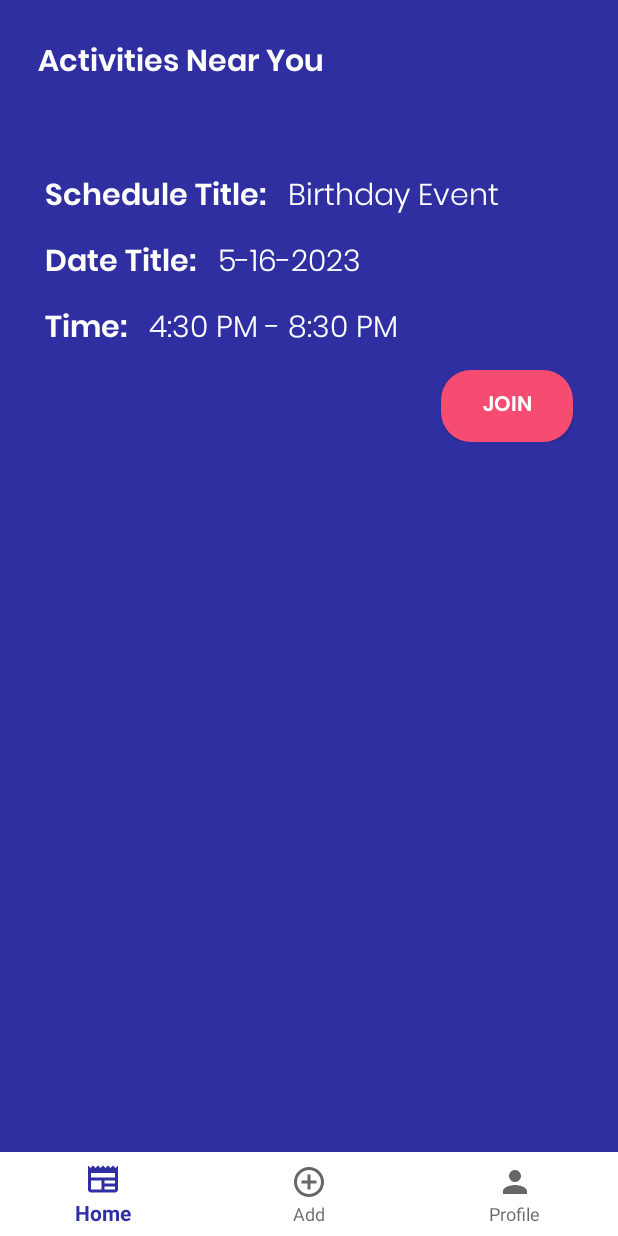
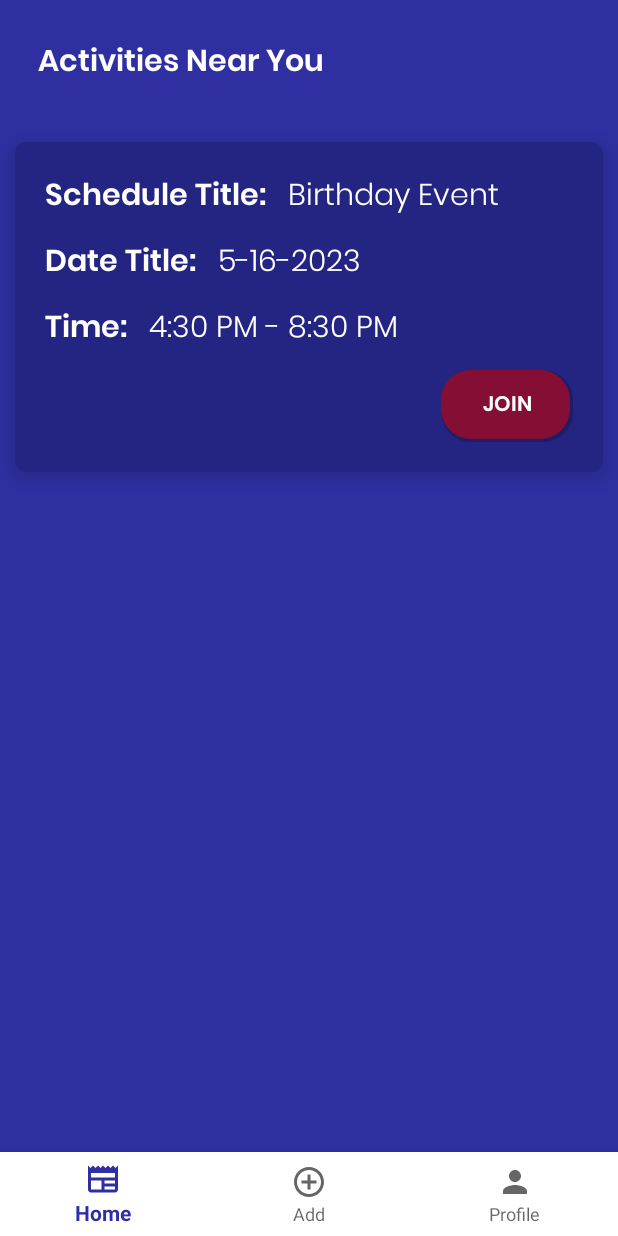
Before and after one commit to gantuangcoc98/TimelinePlus, an Android app: the FragmentHome screen opened directly, with no data from a screen before it, on a phone screen of 412 x 824 dp. Run offline under Robolectric (Android 15) with nearby library versions, the phone set to English and light mode, and no system bars.

Commit message:
Updated the design to have a shadow for the layouts and buttons.

```diff
--- a/app/src/main/res/drawable/darkerbutton.xml
+++ b/app/src/main/res/drawable/darkerbutton.xml
@@ -1,7 +1,20 @@
 <?xml version="1.0" encoding="utf-8"?>
-<shape xmlns:android="http://schemas.android.com/apk/res/android"
-    android:shape="rectangle">
+<layer-list xmlns:android="http://schemas.android.com/apk/res/android">
 
-    <solid android:color="@color/darkpink"/>
-    <corners android:radius="20dp"/>
-</shape>
+    <item>
+        <shape android:shape="rectangle">
+            <solid android:color="#30000000" />
+            <corners android:radius="20dp" />
+        </shape>
+    </item>
+
+    <item
+        android:bottom="2dp"
+        android:right="2dp">
+        <shape android:shape="rectangle">
+            <solid android:color="@color/darkpink"/>
+            <corners android:radius="20dp"/>
+        </shape>
+    </item>
+
+</layer-list>
--- a/app/src/main/res/drawable/gradient.xml
+++ b/app/src/main/res/drawable/gradient.xml
@@ -6,4 +6,5 @@
         android:endColor="@color/pink"
         android:angle="45"
         />
+
 </shape>
--- /dev/null
+++ b/app/src/main/res/drawable/shadow_background.xml
@@ -0,0 +1,11 @@
+<shape xmlns:android="http://schemas.android.com/apk/res/android">
+    <solid android:color="@color/darkblue" />
+    <corners android:radius="8dp" />
+    <padding android:top="4dp" android:right="4dp" android:bottom="4dp" android:left="4dp" />
+    <item>
+        <shape>
+            <solid android:color="#30000000" />
+            <corners android:radius="8dp" />
+        </shape>
+    </item>
+</shape>
--- a/app/src/main/res/layout/item_schedule.xml
+++ b/app/src/main/res/layout/item_schedule.xml
@@ -5,7 +5,8 @@
     android:orientation="vertical"
     android:padding="20dp"
     android:layout_margin="10dp"
-    android:background="@color/blue">
+    android:background="@drawable/shadow_background"
+    android:elevation="8dp">
 
     <LinearLayout
         android:layout_width="wrap_content"
@@ -98,7 +99,7 @@
         android:layout_width="wrap_content"
         android:layout_height="wrap_content"
         android:text="Join"
-        android:background="@drawable/buttons"
+        android:background="@drawable/darkerbutton"
         android:textColor="@color/white"
         android:fontFamily="@font/poppins_semibold"/>
 
```
Also changed, not shown: app/src/main/java/com/example/timelineplus/MainActivity.java (+16 -14 lines), app/src/main/res/drawable/buttons.xml (+17 -5 lines).
